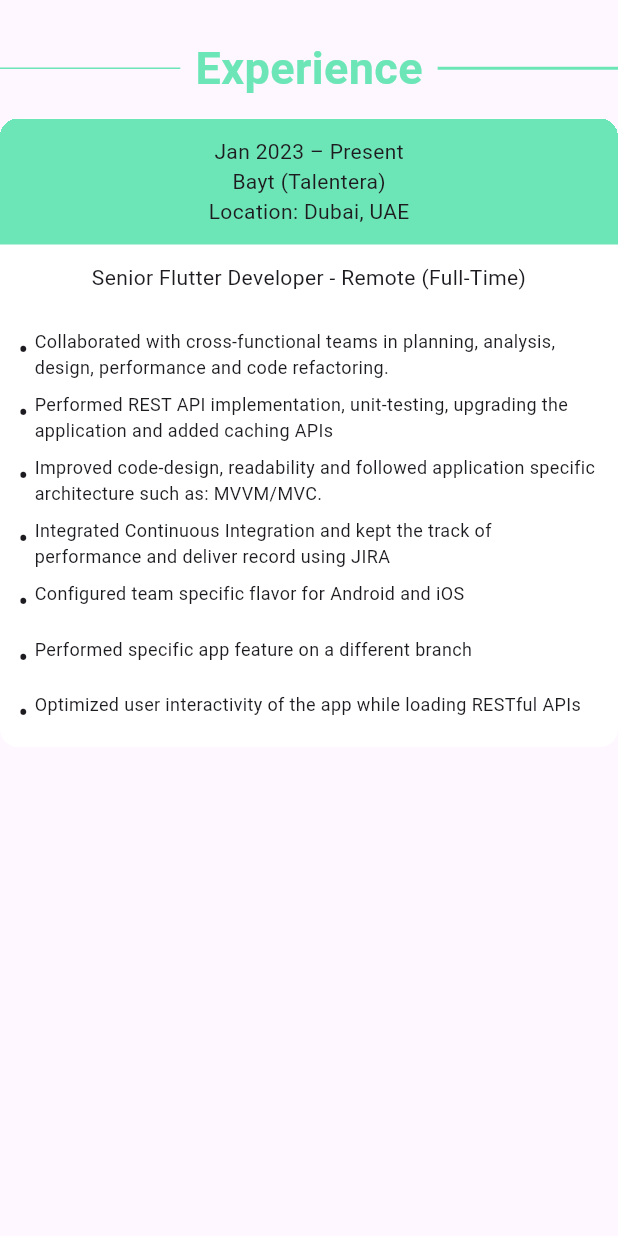
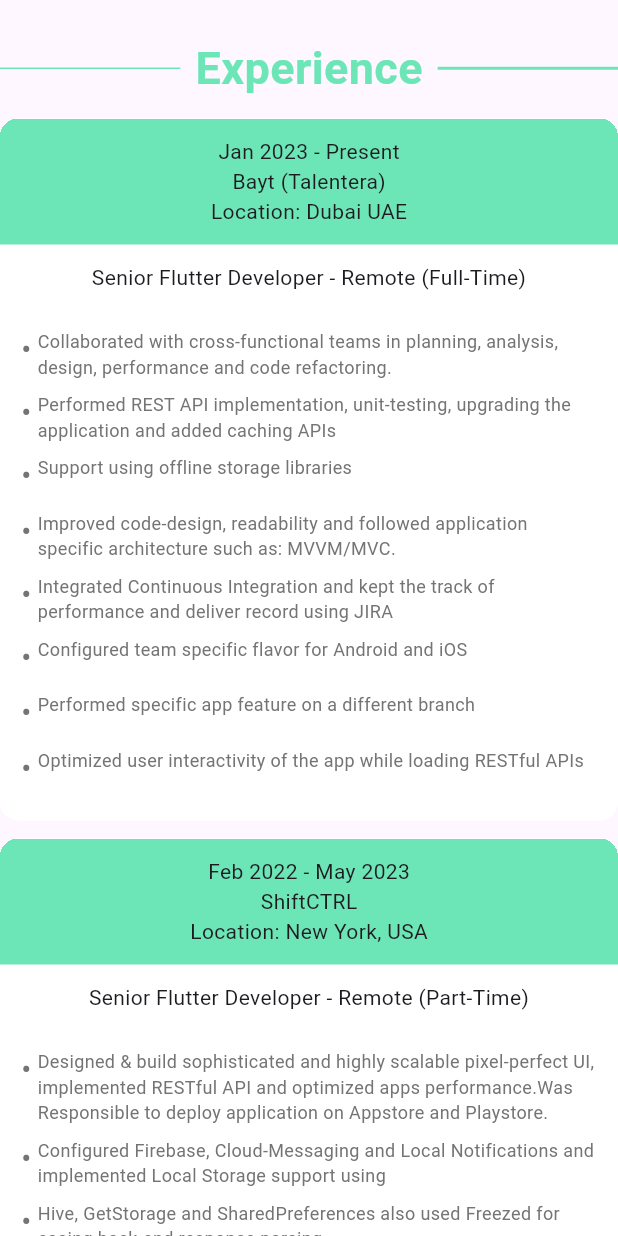
Before and after one commit to hammadparveez/app, a Flutter app: the ExperienceSection widget shown alone on an empty page, opened directly, on a phone screen of 412 x 824 dp. Run offline on Flutter 3.47's test engine with Material 2 defaults, Android fonts, the light colour scheme and no system bars; our stand-ins replace carousel_slider.

Commit message:
Add experience details & cards

```diff
--- a/lib/screens/home/components/experience.dart
+++ b/lib/screens/home/components/experience.dart
@@ -7,15 +7,101 @@
 
   @override
   Widget build(BuildContext context) {
+    final experiences = <Map<String, dynamic>>[
+      {
+        'date': 'Jan 2023 - Present',
+        'company': 'Bayt (Talentera)',
+        'location': 'Dubai UAE',
+        'title': 'Senior Flutter Developer - Remote (Full-Time)',
+        'description': [
+          'Collaborated with cross-functional teams in planning, analysis, design, performance and code refactoring.',
+          'Performed REST API implementation, unit-testing, upgrading the application and added caching APIs',
+          'Support using offline storage libraries',
+          'Improved code-design, readability and followed application specific architecture such as: MVVM/MVC.',
+          'Integrated Continuous Integration and kept the track of performance and deliver record using JIRA',
+          'Configured team specific flavor for Android and iOS',
+          'Performed specific app feature on a different branch',
+          'Optimized user interactivity of the app while loading RESTful APIs'
+        ],
+      },
+      {
+        'date': 'Feb 2022 - May 2023',
+        'company': 'ShiftCTRL',
+        'location': 'New York, USA',
+        'title': 'Senior Flutter Developer - Remote (Part-Time)',
+        'description': [
+          'Designed & build sophisticated and highly scalable pixel-perfect UI, implemented RESTful API and optimized apps performance.'
+              'Was Responsible to deploy application on Appstore and Playstore.',
+          'Configured Firebase, Cloud-Messaging and Local Notifications and implemented Local Storage support using',
+          'Hive, GetStorage and SharedPreferences also used Freezed for easing back-end response parsing.',
+          'Performed application testing, adding flavors and reviewing code.',
+          'Modified existing third-party libraries using Kotlin and Java to meet the application specific feature',
+          'Led the team and helped in solving problems and fixing bugs and debug app',
+          'Deployed the product on Hawaii store, Playstore and Appstore',
+          'Configured CI using Codemagic & CircleCI and version control tools Github',
+          'Performed specific app feature on a different branch',
+          'Used different types of state management libraries such as: Provider, BLoC, Riverpod, GetX',
+        ],
+      },
+      {
+        'date': 'Jan 2022 - Aug 2022',
+        'company': 'Eusopht',
+        'location': 'Karachi, Pakistan',
+        'title': 'Senior Flutter Developer',
+        'description': [
+          'Managed overall lifecycle of the application and design',
+          'Managed code on different version control systems such as: Git, Bitbucket'
+              'Followed the efficient practices while developing an app',
+          'Transformed complex animation concepts into code without any library.',
+          'Solved Web related issues and collaborated other developers with the design using HTML, CSS, JS and other JS libraries',
+        ],
+      },
+      {
+        'date': 'Jun 2021 - Feb 2022',
+        'company': 'ZENinspires',
+        'location': 'Karachi, Pakistan',
+        'title': 'Senior Flutter Developer',
+        'description': [
+          'Implemented Firebase tools such as: FireStore, Cloud Messaging, Deep-link, Firebase Authentication,',
+          'Implemented BloC, Riverpod, GetX, Provider and other well-known libraries',
+          'Published my own library on Pub.dev, easy_card_scanner, easy_scroll_animation, easy_handler',
+          'Implemented several SOLID principles and Design patterns such as: Singleton, Factory, Template Method',
+          'Wrote high-quality, scalable, and reusable code',
+        ],
+      },
+      {
+        'date': 'Jan 2021 - May 2021',
+        'company': 'Digital Graphiks',
+        'location': 'Karachi, Pakistan',
+        'title': 'Flutter Developer',
+        'description': [
+          'Integrated WordPress REST APIs & Shopify Storefront RESTAPIs',
+          'Implemented GraphQL library & other libraries',
+          'Transformed business requirements into application design',
+          'Led the team and helped in solving problems and fixing bugs and debug app',
+          'Was responsible to fix front-end issue on the website as well',
+        ],
+      },
+    ];
+
     return Padding(
       padding: const EdgeInsets.only(top: 24),
       child: Column(
         children: [
           const HeadingWithHztDivider(heading: 'Experience'),
           const SizedBox(height: 12),
-          Container(
+          ListView.separated(
+            shrinkWrap: true,
+            itemCount: experiences.length,
+            padding: EdgeInsets.zero,
+            physics: const NeverScrollableScrollPhysics(),
+            separatorBuilder: (context, index) => const SizedBox(height: 12),
+            itemBuilder: (context, index) {
+              final exp = experiences[index];
+              return Container(
                 width: double.infinity,
                 clipBehavior: Clip.hardEdge,
+                padding: const EdgeInsets.only(bottom: 12),
                 decoration: BoxDecoration(
                   borderRadius: BorderRadius.circular(12),
                   color: Colors.white,
@@ -26,59 +112,32 @@
                     Container(
                       width: double.infinity,
                       color: AppColors.heading1,
-                  padding: EdgeInsets.symmetric(vertical: 12),
+                      padding: const EdgeInsets.symmetric(vertical: 12),
                       child: Column(
                         children: [
-                      Text('Jan 2023 – Present'),
-                      Text('Bayt (Talentera)'),
-                      Text('Location: Dubai, UAE'),
+                          Text(exp['date']),
+                          Text(exp['company']),
+                          Text('Location: ${exp['location']}'),
                         ],
                       ),
                     ),
                     //Body Section
                     Padding(
-                  padding: EdgeInsets.symmetric(horizontal: 12),
+                      padding: const EdgeInsets.symmetric(horizontal: 14),
                       child: Column(
                         children: [
                           const SizedBox(height: 12),
-                      Text(
-                        'Senior Flutter Developer - Remote (Full-Time)',
-                        textAlign: TextAlign.center,
-                      ),
+                          Text(exp['title'], textAlign: TextAlign.center),
                           const SizedBox(height: 24),
-                      BulletPoint(
-                        text:
-                            'Collaborated with cross-functional teams in planning, analysis, design, performance and code refactoring.',
-                      ),
-                      BulletPoint(
-                        text:
-                            'Performed REST API implementation, unit-testing, upgrading the application and added caching APIs',
-                      ),
-                      BulletPoint(
-                        text:
-                            'Improved code-design, readability and followed application specific architecture such as: MVVM/MVC.',
-                      ),
-                      BulletPoint(
-                        text:
-                            'Integrated Continuous Integration and kept the track of performance and deliver record using JIRA',
-                      ),
-                      BulletPoint(
-                        text:
-                            'Configured team specific flavor for Android and iOS',
-                      ),
-                      BulletPoint(
-                        text:
-                            'Performed specific app feature on a different branch',
-                      ),
-                      BulletPoint(
-                        text:
-                            'Optimized user interactivity of the app while loading RESTful APIs',
-                      ),
+                          ...(exp['description'] as List)
+                              .map((e) => BulletPoint(text: e)),
                         ],
                       ),
                     )
                   ],
                 ),
+              );
+            },
           ),
         ],
       ),
@@ -96,16 +155,17 @@
   @override
   Widget build(BuildContext context) {
     return Padding(
-      padding: EdgeInsets.only(bottom: 8),
+      padding: const EdgeInsets.only(bottom: 8),
       child: Row(
         crossAxisAlignment: CrossAxisAlignment.start,
         children: [
-          Text('•', style: TextStyle(fontSize: 20)),
+          const Text('•',
+              style: TextStyle(fontSize: 20, color: Color(0xFF747474))),
           const SizedBox(width: 4),
           Expanded(
               child: Text(
             text,
-            style: TextStyle(fontSize: 12),
+            style: const TextStyle(fontSize: 12, color: Color(0xFF747474)),
           )),
         ],
       ),
```
Lines whose indentation alone changed are shown as unchanged.
